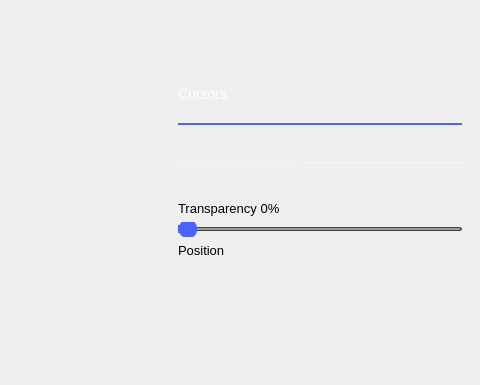
The window that ui/network_analyzer.ui (analogdevicesinc/scopy) describes before a commit, drawn with Qt 5; both pictures show x 708 to 1188 and y 0 to 385 of the 1188 by 694 pixel window.
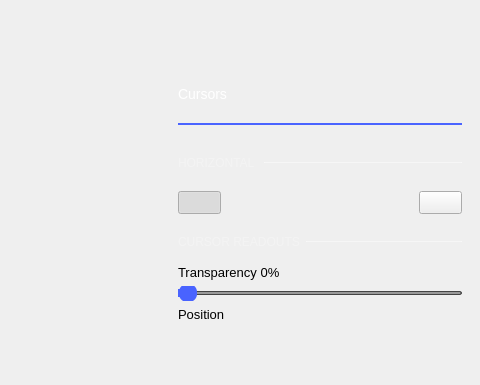
The same window after the commit. The open tabs and pages were chosen to show the change. Icons and pictures are not drawn. Custom widgets are drawn as their Qt base class.

Commit message:
General bug fixes in cursors.
Fixed bugs in cursors for spectrum analyzer and oscilloscope instruments.
Added in spectrum analyzer the track cursor functionality.

Diff of the .ui file:
```diff
--- a/ui/network_analyzer.ui
+++ b/ui/network_analyzer.ui
@@ -2914,8 +2914,141 @@
                      </property>
                     </spacer>
                    </item>
+                   <item>
+                    <layout class="QHBoxLayout" name="horizontalLayout_16">
+                     <property name="bottomMargin">
+                      <number>0</number>
+                     </property>
+                     <item>
+                      <widget class="QLabel" name="label_15">
+                       <property name="sizePolicy">
+                        <sizepolicy hsizetype="Fixed" vsizetype="Fixed">
+                         <horstretch>0</horstretch>
+                         <verstretch>0</verstretch>
+                        </sizepolicy>
+                       </property>
+                       <property name="styleSheet">
+                        <string notr="true">QLabel {
+		font-size: 12px;
+		color: rgba(255, 255, 255, 70);
+	}</string>
+                       </property>
+                       <property name="text">
+                        <string>HORIZONTAL </string>
+                       </property>
+                      </widget>
+                     </item>
+                     <item>
+                      <widget class="Line" name="line_12">
+                       <property name="minimumSize">
+                        <size>
+                         <width>0</width>
+                         <height>1</height>
+                        </size>
+                       </property>
+                       <property name="maximumSize">
+                        <size>
+                         <width>16777215</width>
+                         <height>1</height>
+                        </size>
+                       </property>
+                       <property name="styleSheet">
+                        <string notr="true">border: 1px solid rgba(255, 255, 255, 70);</string>
+                       </property>
+                       <property name="orientation">
+                        <enum>Qt::Horizontal</enum>
+                       </property>
+                      </widget>
+                     </item>
+                    </layout>
+                   </item>
+                   <item>
+                    <spacer name="verticalSpacer_23">
+                     <property name="orientation">
+                      <enum>Qt::Vertical</enum>
+                     </property>
+                     <property name="sizeType">
+                      <enum>QSizePolicy::Fixed</enum>
+                     </property>
+                     <property name="sizeHint" stdset="0">
+                      <size>
+                       <width>0</width>
+                       <height>15</height>
+                      </size>
+                     </property>
+                    </spacer>
+                   </item>
+                   <item>
+                    <layout class="QVBoxLayout" name="verticalLayout_23">
+                     <property name="bottomMargin">
+                      <number>0</number>
+                     </property>
+                     <item>
+                      <layout class="QHBoxLayout" name="horizontalLayout_19">
+                       <property name="bottomMargin">
+                        <number>0</number>
+                       </property>
+                       <item>
+                        <widget class="adiscope::CustomSwitch" name="hCursorsEnable">
+                         <property name="text">
+                          <string/>
+                         </property>
+                         <property name="checkable">
+                          <bool>true</bool>
+                         </property>
+                         <property name="checked">
+                          <bool>true</bool>
+                         </property>
+                        </widget>
+                       </item>
+                       <item>
+                        <spacer name="horizontalSpacer_11">
+                         <property name="orientation">
+                          <enum>Qt::Horizontal</enum>
+                         </property>
+                         <property name="sizeHint" stdset="0">
+                          <size>
+                           <width>40</width>
+                           <height>20</height>
+                          </size>
+                         </property>
+                        </spacer>
+                       </item>
+                       <item>
+                        <widget class="adiscope::SmallOnOffSwitch" name="btnLockHorizontal">
+                         <property name="text">
+                          <string/>
+                         </property>
+                         <property name="checkable">
+                          <bool>true</bool>
+                         </property>
+                        </widget>
+                       </item>
+                      </layout>
+                     </item>
+                    </layout>
+                   </item>
+                   <item>
+                    <spacer name="verticalSpacer_24">
+                     <property name="orientation">
+                      <enum>Qt::Vertical</enum>
+                     </property>
+                     <property name="sizeType">
+                      <enum>QSizePolicy::Fixed</enum>
+                     </property>
+                     <property name="sizeHint" stdset="0">
+                      <size>
+                       <width>0</width>
+                       <height>15</height>
+                      </size>
+                     </property>
+                    </spacer>
+                   </item>
                    <item>
                     <layout class="QHBoxLayout" name="horizontalLayout_12">
+                     <property name="topMargin">
+                      <number>0</number>
+                     </property>
                      <property name="bottomMargin">
                       <number>0</number>
                      </property>
@@ -2973,7 +3106,7 @@
                      <property name="sizeHint" stdset="0">
                       <size>
                        <width>20</width>
-                       <height>25</height>
+                       <height>10</height>
                       </size>
                      </property>
                     </spacer>
@@ -3233,17 +3366,17 @@
    <header>runsinglewidget.h</header>
    <container>1</container>
   </customwidget>
-  <customwidget>
-   <class>adiscope::CustomSwitch</class>
-   <extends>QPushButton</extends>
-   <header>customSwitch.hpp</header>
-  </customwidget>
   <customwidget>
    <class>adiscope::InstrumentNotes</class>
    <extends>QWidget</extends>
    <header>instrumentnotes.h</header>
    <container>1</container>
   </customwidget>
+  <customwidget>
+   <class>adiscope::CustomSwitch</class>
+   <extends>QPushButton</extends>
+   <header>customSwitch.hpp</header>
+  </customwidget>
   <customwidget>
    <class>adiscope::dBgraph</class>
    <extends>QFrame</extends>
@@ -3262,6 +3395,11 @@
    <header>customplotpositionbutton.h</header>
    <container>1</container>
   </customwidget>
+  <customwidget>
+   <class>adiscope::SmallOnOffSwitch</class>
+   <extends>QPushButton</extends>
+   <header>smallOnOffSwitch.hpp</header>
+  </customwidget>
  </customwidgets>
  <resources>
   <include location="../resources/resources.qrc"/>
```
Left out of the diff: 4 changed lines with no effect on the pictures. The commit also changes 8 other files.
